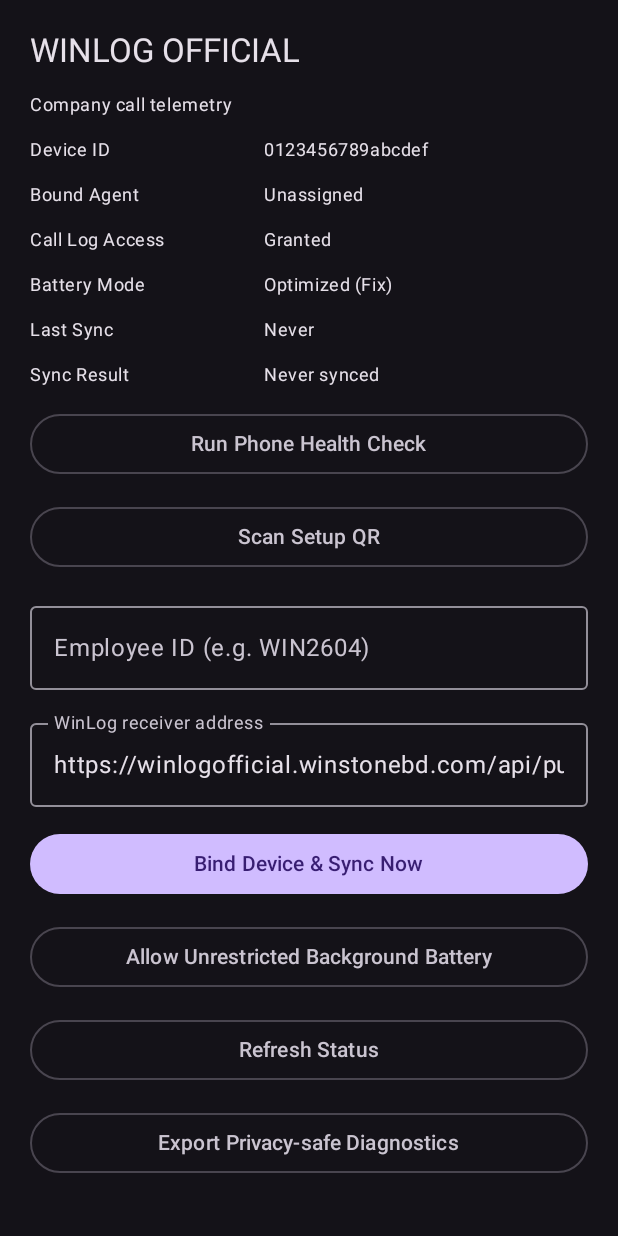
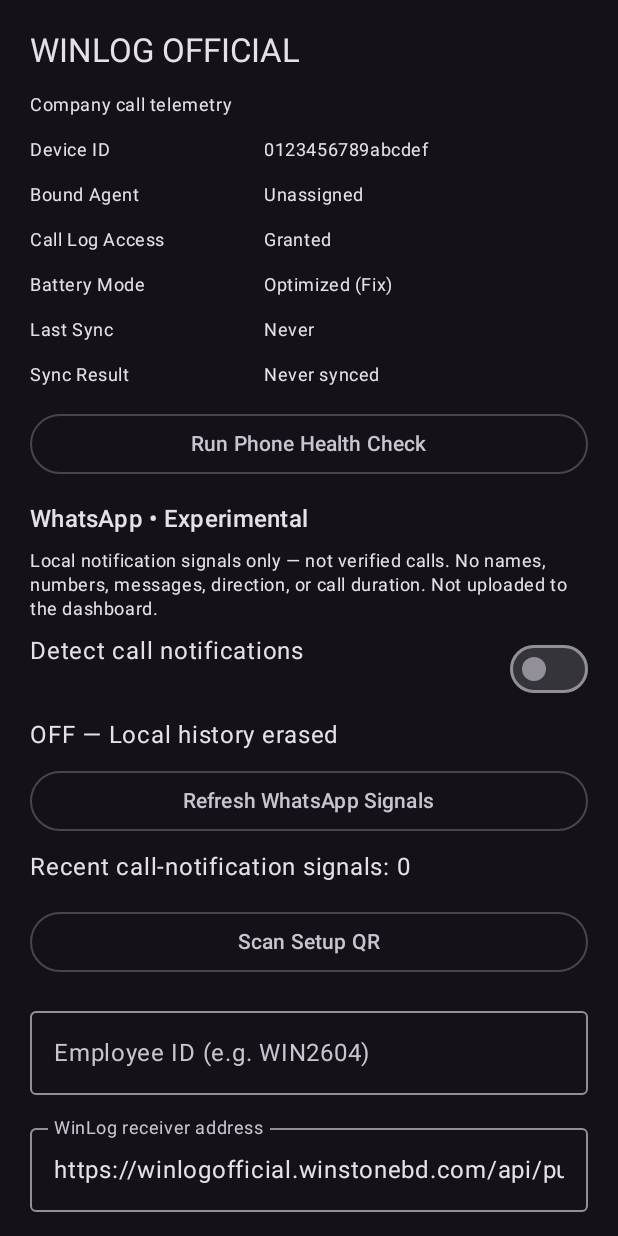
Before and after one commit to trendfluxos-dev/WinLog-Official, an Android app built with Jetpack Compose: the screen it shows after launch (StatusActivity), on a phone screen of 412 x 824 dp. Run offline under Robolectric (Android 15) with nearby library versions, the phone set to English and light mode, and no system bars; libraries missing offline, so code that uses them is left out: com.journeyapps.barcodescanner; 2 statements that could not run were skipped.

Commit message:
Add consent-based local WhatsApp call notification signals and privacy tests

```diff
--- a/app/build.gradle.kts
+++ b/app/build.gradle.kts
@@ -10,8 +10,8 @@ android {
         applicationId = "com.winstone.callcollector"
         minSdk = 26
         targetSdk = 34
-        versionCode = 5
-        versionName = "1.3.1"
+        versionCode = 6
+        versionName = "1.4.0"
         buildConfigField("String", "DEVICE_API_KEY", "\"${deviceApiKey.replace("\\", "\\\\").replace("\"", "\\\"")}\"")
     }
     buildTypes { release { isMinifyEnabled = false } }
--- a/app/src/main/AndroidManifest.xml
+++ b/app/src/main/AndroidManifest.xml
@@ -19,5 +19,8 @@
             <intent-filter><action android:name="android.intent.action.PHONE_STATE" /><action android:name="android.intent.action.BOOT_COMPLETED" /></intent-filter>
         </receiver>
         <service android:name="androidx.work.impl.foreground.SystemForegroundService" android:foregroundServiceType="dataSync" tools:node="merge" />
+        <service android:name=".WhatsAppNotificationService" android:label="WinLog WhatsApp signals" android:exported="true" android:permission="android.permission.BIND_NOTIFICATION_LISTENER_SERVICE">
+            <intent-filter><action android:name="android.service.notification.NotificationListenerService" /></intent-filter>
+        </service>
     </application>
 </manifest>
--- a/app/src/main/java/com/winstone/callcollector/StatusActivity.kt
+++ b/app/src/main/java/com/winstone/callcollector/StatusActivity.kt
@@ -96,6 +96,7 @@ fun CollectorStatusScreen() {
   StatusRow("Last Sync",if(lastSync>0) SimpleDateFormat("dd MMM, hh:mm a",Locale.getDefault()).format(Date(lastSync)) else "Never")
   StatusRow("Sync Result",status)
   PhoneHealthPanel(context)
+  WhatsAppPanel(context)
   OutlinedButton(onClick={ qrLauncher.launch(ScanOptions().setDesiredBarcodeFormats(ScanOptions.QR_CODE).setPrompt("Scan the QR from WinLog Phone setup").setBeepEnabled(false).setOrientationLocked(false)) },modifier=Modifier.fillMaxWidth()) { Text("Scan Setup QR") }
   OutlinedTextField(value=employee,onValueChange={ employee=it.uppercase() },label={ Text("Employee ID (e.g. WIN2604)") },singleLine=true,modifier=Modifier.fillMaxWidth())
   OutlinedTextField(value=receiver,onValueChange={ receiver=it.trim() },label={ Text("WinLog receiver address") },singleLine=true,modifier=Modifier.fillMaxWidth())
--- /dev/null
+++ b/app/src/main/java/com/winstone/callcollector/WhatsAppPanel.kt
@@ -0,0 +1,61 @@
+package com.winstone.callcollector
+
+import android.content.Context
+import android.content.Intent
+import android.provider.Settings
+import androidx.compose.foundation.layout.*
+import androidx.compose.material3.*
+import androidx.compose.runtime.*
+import androidx.compose.ui.Modifier
+import androidx.compose.ui.unit.dp
+import androidx.core.app.NotificationManagerCompat
+import androidx.lifecycle.Lifecycle
+import androidx.lifecycle.LifecycleEventObserver
+import java.text.SimpleDateFormat
+import java.util.Date
+import java.util.Locale
+
+@Composable
+fun WhatsAppPanel(context: Context) {
+ var enabled by remember { mutableStateOf(WhatsAppSignalStore.enabled(context)) }
+ var access by remember { mutableStateOf(NotificationManagerCompat.getEnabledListenerPackages(context).contains(context.packageName)) }
+ var history by remember { mutableStateOf(WhatsAppSignalStore.history(context)) }
+ var consent by remember { mutableStateOf(false) }
+ val owner = androidx.compose.ui.platform.LocalLifecycleOwner.current
+ fun refresh() {
+  enabled = WhatsAppSignalStore.enabled(context)
+  access = NotificationManagerCompat.getEnabledListenerPackages(context).contains(context.packageName)
+  history = WhatsAppSignalStore.history(context)
+ }
+ DisposableEffect(owner) {
+  val observer = LifecycleEventObserver { _, event -> if (event == Lifecycle.Event.ON_RESUME) refresh() }
+  owner.lifecycle.addObserver(observer)
+  onDispose { owner.lifecycle.removeObserver(observer) }
+ }
+ Column(verticalArrangement = Arrangement.spacedBy(8.dp)) {
+  Text("WhatsApp • Experimental", style = MaterialTheme.typography.titleMedium)
+  Text("Local notification signals only — not verified calls. No names, numbers, messages, direction, or call duration. Not uploaded to the dashboard.", style = MaterialTheme.typography.bodySmall)
+  Row(Modifier.fillMaxWidth(), horizontalArrangement = Arrangement.SpaceBetween) {
+   Text("Detect call notifications", modifier = Modifier.weight(1f))
+   Switch(checked = enabled, onCheckedChange = { value ->
+    if (value) consent = true
+    else { WhatsAppSignalStore.setEnabled(context, false); refresh() }
+   })
+  }
+  Text(if (!enabled) "OFF — Local history erased" else if (access) "READY — Notification access granted" else "BLOCKED — Notification access required")
+  if (enabled && !access) OutlinedButton(onClick = {
+   try { context.startActivity(Intent(Settings.ACTION_NOTIFICATION_LISTENER_SETTINGS)) } catch (_: Exception) { access = false }
+  }, modifier = Modifier.fillMaxWidth()) { Text("Open Notification Access") }
+  OutlinedButton(onClick = { refresh() }, modifier = Modifier.fillMaxWidth()) { Text("Refresh WhatsApp Signals") }
+  Text("Recent call-notification signals: ${history.size}")
+  history.takeLast(5).reversed().forEach { signal ->
+   val date = SimpleDateFormat("dd MMM, hh:mm:ss a", Locale.getDefault()).format(Date(signal.observedAtMs))
+   Text("$date — ${if (signal.removedAtMs == null) "notification observed" else "notification removed (call outcome unknown)"}", style = MaterialTheme.typography.bodySmall)
+  }
+ }
+ if (consent) AlertDialog(onDismissRequest = { consent = false },
+  title = { Text("Enable WhatsApp detection?") },
+  text = { Text("Only enable on a company-authorized phone with the phone user's informed consent. Android notification access is broad; WinLog filters only WhatsApp call-category metadata and does not read message content. Signals can be missed or duplicated and cannot prove a call connected. Turning this off erases local history. Android may require Allow restricted settings for a sideloaded app; do not bypass a security warning you do not understand.") },
+  confirmButton = { TextButton(onClick = { WhatsAppSignalStore.setEnabled(context, true); refresh(); consent = false }) { Text("I consent — Enable") } },
+  dismissButton = { TextButton(onClick = { consent = false }) { Text("Cancel") } })
+}
```
Also changed, not shown: app/src/main/java/com/winstone/callcollector/WhatsAppNotificationService.kt (added, +62 -0 lines), app/src/main/java/com/winstone/callcollector/WhatsAppSignals.kt (added, +31 -0 lines), 1 other file.
